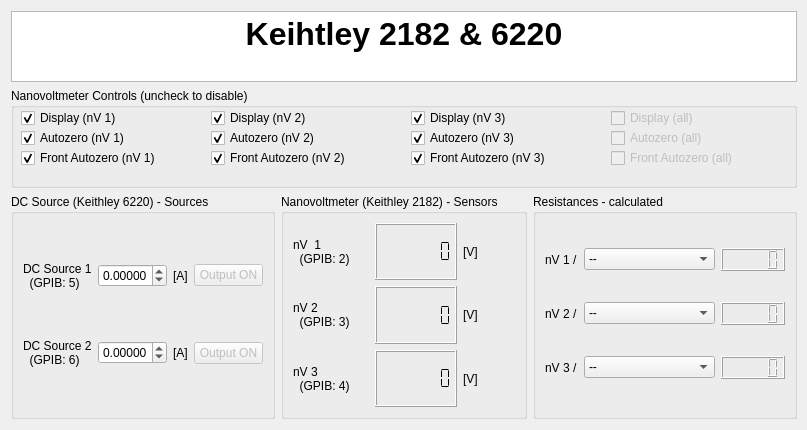
This is Keithley/Keithley_Control.ui in Cryostat-GUI/Cryostat-GUI as Qt 5 draws it before an edit. The edited form follows.
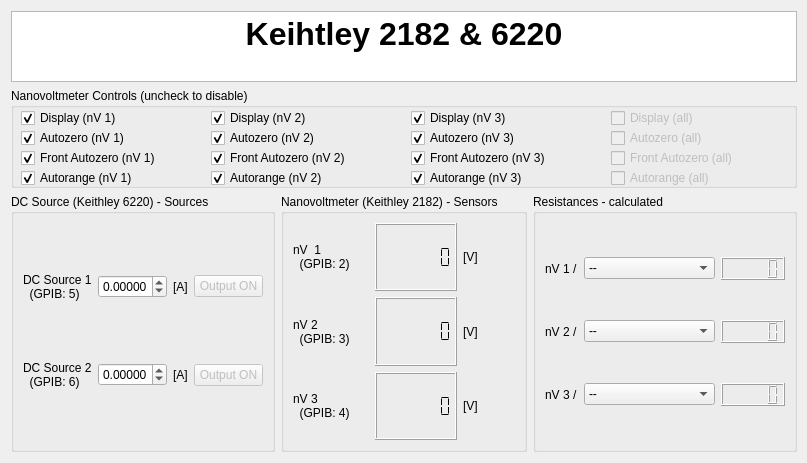
This is the edited form.

Commit message:
Nanovoltmeter implementations
- autorange

```diff
--- a/Keithley/Keithley_Control.ui
+++ b/Keithley/Keithley_Control.ui
@@ -7,7 +7,7 @@
     <x>0</x>
     <y>0</y>
     <width>807</width>
-    <height>430</height>
+    <height>463</height>
    </rect>
   </property>
   <property name="minimumSize">
@@ -397,6 +397,12 @@
      <property name="title">
       <string>Nanovoltmeter Controls (uncheck to disable)</string>
      </property>
+     <property name="checkable">
+      <bool>false</bool>
+     </property>
+     <property name="checked">
+      <bool>false</bool>
+     </property>
      <widget class="QCheckBox" name="checkBox_FrontAutozero_1">
       <property name="geometry">
        <rect>
@@ -601,6 +607,73 @@
        <bool>false</bool>
       </property>
      </widget>
+     <widget class="QCheckBox" name="checkBox_Autorange_1">
+      <property name="geometry">
+       <rect>
+        <x>10</x>
+        <y>80</y>
+        <width>171</width>
+        <height>20</height>
+       </rect>
+      </property>
+      <property name="text">
+       <string>Autorange (nV 1)</string>
+      </property>
+      <property name="checked">
+       <bool>true</bool>
+      </property>
+     </widget>
+     <widget class="QCheckBox" name="checkBox_Autorange_2">
+      <property name="geometry">
+       <rect>
+        <x>200</x>
+        <y>80</y>
+        <width>171</width>
+        <height>20</height>
+       </rect>
+      </property>
+      <property name="text">
+       <string>Autorange (nV 2)</string>
+      </property>
+      <property name="checked">
+       <bool>true</bool>
+      </property>
+     </widget>
+     <widget class="QCheckBox" name="checkBox_Autorange_3">
+      <property name="geometry">
+       <rect>
+        <x>400</x>
+        <y>80</y>
+        <width>171</width>
+        <height>20</height>
+       </rect>
+      </property>
+      <property name="text">
+       <string>Autorange (nV 3)</string>
+      </property>
+      <property name="checked">
+       <bool>true</bool>
+      </property>
+     </widget>
+     <widget class="QCheckBox" name="checkBox_Autorange_4">
+      <property name="enabled">
+       <bool>false</bool>
+      </property>
+      <property name="geometry">
+       <rect>
+        <x>600</x>
+        <y>80</y>
+        <width>171</width>
+        <height>20</height>
+       </rect>
+      </property>
+      <property name="text">
+       <string>Autorange (all)</string>
+      </property>
+      <property name="checked">
+       <bool>false</bool>
+      </property>
+     </widget>
     </widget>
    </item>
   </layout>
```
The commit also changes 2 other files.
